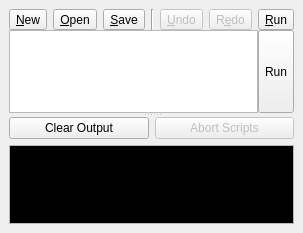
This is src/dialogs/dock/dock_script_log.ui in mbasaglia/Knotter as Qt 5 draws it before an edit. The edited form follows.
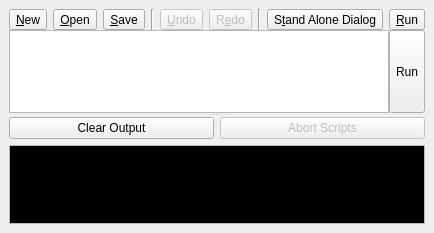
This is the edited form. Icons and pictures are not drawn. Custom widgets are drawn as their Qt base class.

Commit message: Dialog-able console

```diff
--- a/src/dialogs/dock/dock_script_log.ui
+++ b/src/dialogs/dock/dock_script_log.ui
@@ -6,7 +6,7 @@
    <rect>
     <x>0</x>
     <y>0</y>
-    <width>289</width>
+    <width>312</width>
     <height>233</height>
    </rect>
   </property>
@@ -125,7 +125,32 @@
               <string>R&amp;edo</string>
              </property>
              <property name="icon">
-              <iconset theme="edit-redo"/>
+              <iconset theme="edit-redo">
+               <normaloff/>
+              </iconset>
+             </property>
+            </widget>
+           </item>
+           <item>
+            <widget class="Line" name="line_2">
+             <property name="orientation">
+              <enum>Qt::Vertical</enum>
+             </property>
+            </widget>
+           </item>
+           <item>
+            <widget class="QToolButton" name="button_dialog">
+             <property name="toolTip">
+              <string>If enabled, this dialog won't be dockable</string>
+             </property>
+             <property name="text">
+              <string>S&amp;tand Alone Dialog</string>
+             </property>
+             <property name="icon">
+              <iconset theme="preferences-system-windows-move"/>
+             </property>
+             <property name="checkable">
+              <bool>true</bool>
              </property>
             </widget>
            </item>
```
Left out of the diff: 24 changed lines with no effect on the pictures. The commit also changes 2 other files.
